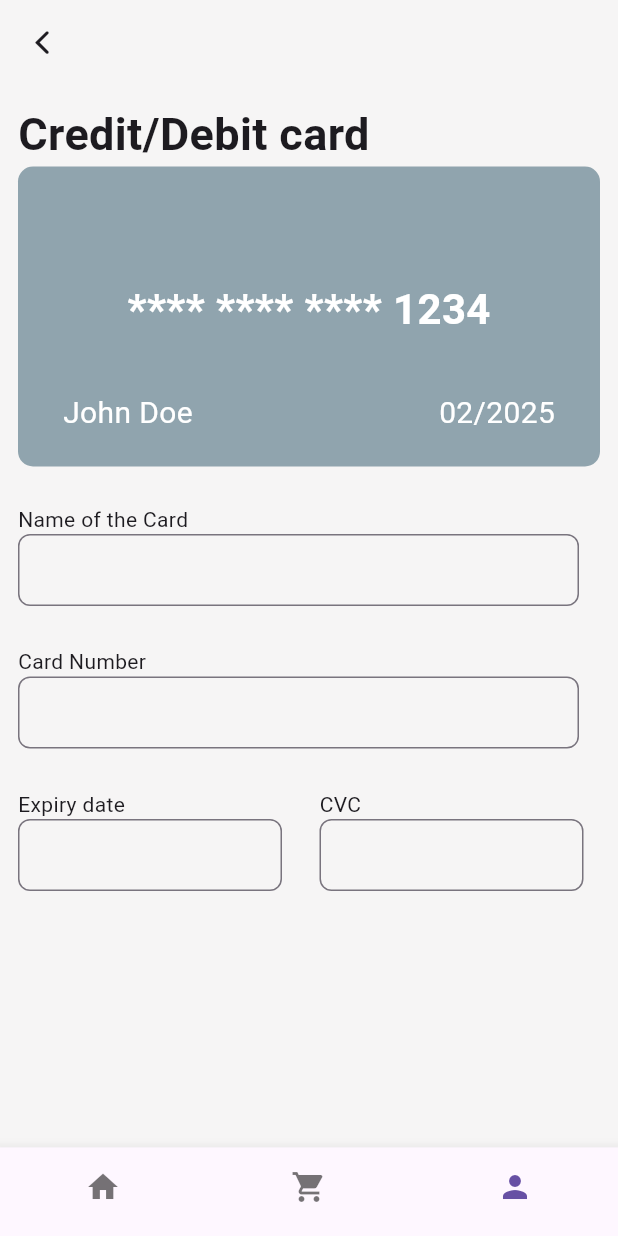
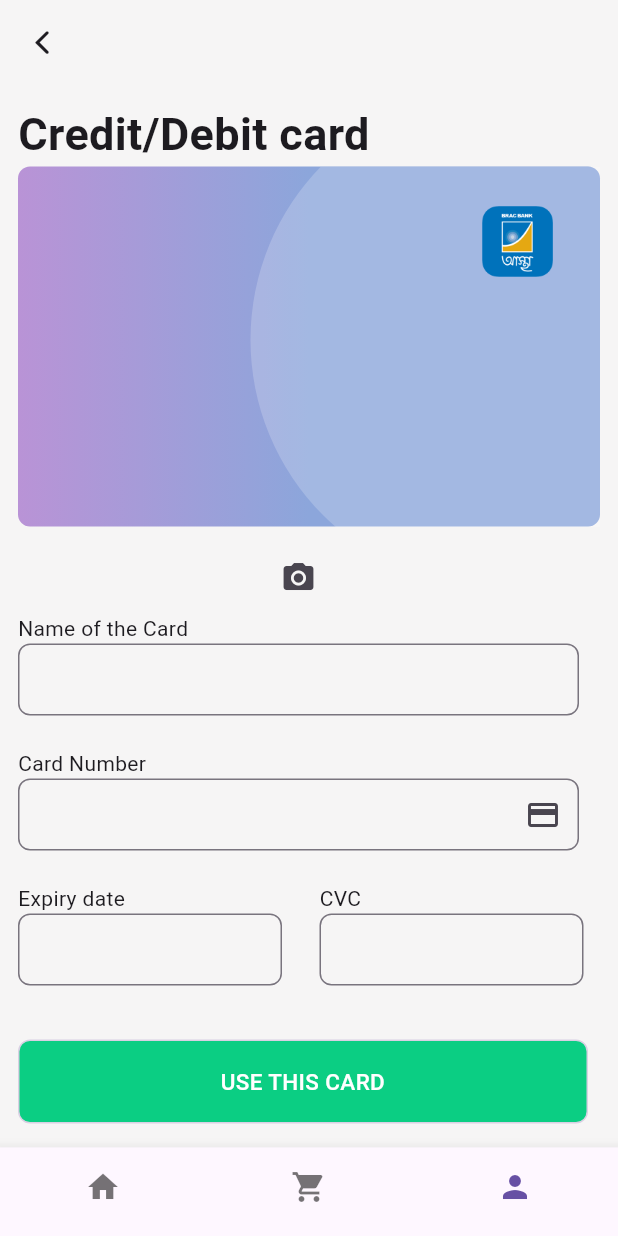
Before and after one commit to tanjilalom/Food-Delivery, a Flutter app: the screen it shows after launch, item 3 of the bottom bar chosen, on a phone screen of 412 x 824 dp. Run offline on Flutter 3.47's test engine with Material 3 defaults, Android fonts, the phone set to English and light mode, and no system bars; our stand-ins replace get.

Commit message:
design updated

```diff
--- a/lib/model/delivery_model.dart
+++ b/lib/model/delivery_model.dart
@@ -8,10 +8,10 @@ class delivarymodel {
     required this.icon,
     required this.text,
   });
+}
 
-  List<delivarymodel> delivery = [
-    delivarymodel(icon: Icon(Icons.directions_walk), text: "I'll pick it up myself",),
-    delivarymodel(icon: Icon(Icons.directions_bike), text: 'By Courier',),
-    delivarymodel(icon: Icon(Icons.airplanemode_active), text: 'By Plane',),
-  ];
-}
+List<delivarymodel> delivery = [
+  delivarymodel(icon: Icon(Icons.directions_walk), text: "I'll pick it up myself",),
+  delivarymodel(icon: Icon(Icons.directions_bike), text: 'By Courier',),
+  delivarymodel(icon: Icon(Icons.airplanemode_active), text: 'By Plane',),
+];
--- a/lib/screen/checkout.dart
+++ b/lib/screen/checkout.dart
@@ -115,15 +115,15 @@ class _CheckoutState extends State<Checkout> {
                 ),
               ],
             ),
-            Expanded(
+            SizedBox(
+              height: 180,
               child: ListView.builder(
-                  itemCount: 3,
+                  itemCount: delivery.length,
                   itemBuilder: (BuildContext context, int index) {
-                    //var itemname2 = delivery[index];
+                    var itemname = delivery[index];
                     return ListTile(
-                      leading: Icon(Icons.man),
-                      title: Text("I'll Pick it up myself",),
-
+                      leading: itemname.icon,
+                      title: Text(itemname.text),
                     );
                   }),
             ),
--- a/lib/screen/payment.dart
+++ b/lib/screen/payment.dart
@@ -3,8 +3,32 @@ import 'package:deliveryapp_ui/widget/textfield_widget.dart';
 import 'package:flutter/cupertino.dart';
 import 'package:flutter/material.dart';
 
-class Payment_page extends StatelessWidget {
+class Payment_page extends StatefulWidget {
   const Payment_page({super.key});
+
+  @override
+  State<Payment_page> createState() => _Payment_pageState();
+}
+
+class _Payment_pageState extends State<Payment_page> {
+
+  TextEditingController cardnum = TextEditingController();
+  TextEditingController cardname = TextEditingController();
+  TextEditingController carddate = TextEditingController();
+
+  @override
+  void initState() {
+    // TODO: implement initState
+    super.initState();
+
+    cardnum.addListener(updatecard);
+    cardname.addListener(updatecard);
+    carddate.addListener(updatecard);
+  }
+
+  void updatecard() {
+    setState(() {});
+  }
 
   @override
   Widget build(BuildContext context) {
@@ -12,7 +36,7 @@ class Payment_page extends StatelessWidget {
       backgroundColor: Color(0xfff6f5f5),
       appBar: AppBar(
         leading: IconButton(
-          onPressed: (){},
+          onPressed: () {},
           icon: Icon(CupertinoIcons.back),
         ),
         backgroundColor: Color(0xfff6f5f5),
@@ -23,25 +47,86 @@ class Payment_page extends StatelessWidget {
           child: Column(
             crossAxisAlignment: CrossAxisAlignment.start,
             children: [
-              Text('Credit/Debit card', style: TextStyle(fontSize: 30, fontWeight: FontWeight.w600),),
-              CreditCard(),
-              SizedBox(height: 25,),
-              textfieldwidget(text: 'Name of the Card', width: 374, height: 70,),
-              SizedBox(height: 25,),
-              textfieldwidget(text: 'Card Number', width: 374, height: 70,),
-              SizedBox(height: 25,),
+              Text(
+                'Credit/Debit card',
+                style: TextStyle(fontSize: 30, fontWeight: FontWeight.w600),
+              ),
+              CreditCard(
+                cardnum: cardnum.text,
+                cardname: cardname.text,
+                carddate: carddate.text,
+              ),
+              SizedBox(
+                height: 10,
+              ),
+              Container(
+                width: 374,
+                child: IconButton(
+                  onPressed: () {},
+                  icon: Icon(Icons.camera_alt),
+                ),
+              ),
+              textfieldwidget(
+                title: 'Name of the Card',
+                width: 374,
+                height: 70,
+                controller: cardname,
+              ),
+              SizedBox(
+                height: 20,
+              ),
+              textfieldwidget(
+                title: 'Card Number',
+                width: 374,
+                height: 70,
+                isSuffixIcon: true,
+                icon: Icons.credit_card,
+                controller: cardnum,
+              ),
+              SizedBox(
+                height: 20,
+              ),
               Row(
                 children: [
-                  textfieldwidget(text: 'Expiry date', width: 176, height: 69,),
-                  SizedBox(width: 25,),
-                  textfieldwidget(text: 'CVC', width: 176, height: 69,),
+                  textfieldwidget(
+                    title: 'Expiry date',
+                    width: 176,
+                    height: 69,
+                    controller: carddate,
+                  ),
+                  SizedBox(
+                    width: 25,
+                  ),
+                  textfieldwidget(
+                    title: 'CVC',
+                    width: 176,
+                    height: 69,
+                    controller: cardnum,
+                  ),
                 ],
-              )
-
-
-
-
-
+              ),
+              SizedBox(
+                height: 35,
+              ),
+              Container(
+                height: 56,
+                width: 380,
+                child: Center(
+                  child: Text(
+                    'USE THIS CARD',
+                    textAlign: TextAlign.center,
+                    style: TextStyle(
+                        fontSize: 15,
+                        fontWeight: FontWeight.w500,
+                        color: Colors.white),
+                  ),
+                ),
+                decoration: BoxDecoration(
+                  color: Color(0xff0BCE83),
+                  border: Border.all(color: Color(0xffD9D0E3)),
+                  borderRadius: BorderRadius.all(Radius.circular(8)),
+                ),
+              ),
             ],
           ),
         ),
--- a/lib/screen/vegetables.dart
+++ b/lib/screen/vegetables.dart
@@ -56,13 +56,13 @@ class _VegetablesState extends State<Vegetables> {
                   var itemname = vegetable[index];
                   return Padding(
                     padding: EdgeInsets.symmetric(vertical: 5),
+                    child: InkWell(
+                      onTap: () => Get.to(Veginfo()),
                       child: Container(
                         height: 160,
                         child: Row(
                           children: [
-                          InkWell(
-                            onTap: () => Get.to(Veginfo()),
-                            child: ClipRRect(
+                            ClipRRect(
                               borderRadius: BorderRadius.circular(8),
                               child: SizedBox.fromSize(
                                 child: Image.asset(
@@ -70,7 +70,6 @@ class _VegetablesState extends State<Vegetables> {
                                   fit: BoxFit.cover,
                                   height: 128,
                                   width: 177,
-                                ),
                                 ),
                               ),
                             ),
@@ -123,7 +122,9 @@ class _VegetablesState extends State<Vegetables> {
                                       mainAxisAlignment:
                                           MainAxisAlignment.spaceBetween,
                                       children: [
-                                      Container(
+                                        InkWell(
+                                          onTap: (){},
+                                          child: Container(
                                             height: 40,
                                             width: 78,
                                             child: Icon(
@@ -137,10 +138,13 @@ class _VegetablesState extends State<Vegetables> {
                                                 borderRadius: BorderRadius.all(
                                                     Radius.circular(10))),
                                           ),
+                                        ),
                                         SizedBox(
                                           width: 20,
                                         ),
-                                      Container(
+                                        InkWell(
+                                          onTap: (){},
+                                          child: Container(
                                             height: 40,
                                             width: 78,
                                             child: Icon(CupertinoIcons.cart, color: Colors.white,),
@@ -152,6 +156,7 @@ class _VegetablesState extends State<Vegetables> {
                                                 borderRadius: BorderRadius.all(
                                                     Radius.circular(10))),
                                           ),
+                                        ),
                                       ],
                                     ),
                                   )
@@ -159,6 +164,7 @@ class _VegetablesState extends State<Vegetables> {
                               ),
                             ),
                           ],
+                        ),
                       ),
                     ),
                   );
--- a/lib/screen/veginfo.dart
+++ b/lib/screen/veginfo.dart
@@ -1,5 +1,6 @@
 import 'package:flutter/cupertino.dart';
 import 'package:flutter/material.dart';
+import 'package:get/get.dart';
 
 class Veginfo extends StatelessWidget {
   const Veginfo({super.key});
@@ -8,18 +9,25 @@ class Veginfo extends StatelessWidget {
   Widget build(BuildContext context) {
     return Scaffold(
       body: Stack(
-        clipBehavior: Clip.none,
-        //mainAxisAlignment: MainAxisAlignment.start,
-        //crossAxisAlignment: CrossAxisAlignment.start,
         children: [
-          Image.asset(
+          Positioned(
+            top: 0,
+            left: 0,
+            child: Image.asset(
               'assets/product/Vegetables/romaine-lettuce.jpg',
+              height: 300,
+              fit: BoxFit.cover,
+            ),
           ),
           Positioned(
-            bottom: -600,
+            top: 281,
+            left: 0,
+            right: 0,
+            //bottom: -300,
             child: Container(
-              width: MediaQuery.sizeOf(context).width,
-              height: 615,
+              padding: EdgeInsets.only(left: 20, top: 30),
+              //width: MediaQuery.sizeOf(context).width,
+              height: MediaQuery.sizeOf(context).height,
               decoration: BoxDecoration(
                 borderRadius: BorderRadius.only(
                   topLeft: Radius.circular(25),
@@ -27,15 +35,12 @@ class Veginfo extends StatelessWidget {
                 ),
                 color: Color(0xfff6f5f5),
               ),
-              child: Padding(
-                padding: const EdgeInsets.only(left: 20.0, top: 32),
               child: Column(
                 crossAxisAlignment: CrossAxisAlignment.start,
                 children: [
                   Text(
                     'Romaine Lettuce',
-                      style:
-                          TextStyle(fontWeight: FontWeight.w700, fontSize: 30),
+                    style: TextStyle(fontWeight: FontWeight.w700, fontSize: 30),
                   ),
                   SizedBox(
                     height: 20,
@@ -76,8 +81,7 @@ class Veginfo extends StatelessWidget {
                   ),
                   Text(
                     'Spain',
-                      style:
-                          TextStyle(fontWeight: FontWeight.w700, fontSize: 22),
+                    style: TextStyle(fontWeight: FontWeight.w700, fontSize: 22),
                   ),
                   SizedBox(
                     height: 16,
@@ -89,8 +93,8 @@ class Veginfo extends StatelessWidget {
                       'Lettuce is an annual plant of the daisy family, Asteraceae. It is most often grown as a leaf vegetable, but sometimes for its stem and seeds. Lettuce is most often used for salads,'
                       'although it is also seen in other kinds of food, such as soups, sandwiches and wraps; it can '
                       'also be grilled.',
-                        style: TextStyle(
-                            fontWeight: FontWeight.w400, fontSize: 17),
+                      style:
+                          TextStyle(fontWeight: FontWeight.w400, fontSize: 17),
                     ),
                   ),
                   SizedBox(
@@ -98,7 +102,9 @@ class Veginfo extends StatelessWidget {
                   ),
                   Row(
                     children: [
-                        Container(
+                      InkWell(
+                        onTap: () => Get.snackbar('', 'Added to Fav'),
+                        child: Container(
                           height: 56,
                           width: 78,
                           child: Icon(CupertinoIcons.heart,
@@ -108,6 +114,7 @@ class Veginfo extends StatelessWidget {
                               color: Color(0xffD9D0E3),
                             ),
                             borderRadius: BorderRadius.all(Radius.circular(10)),
+                          ),
                         ),
                       ),
                       SizedBox(
@@ -146,7 +153,6 @@ class Veginfo extends StatelessWidget {
               ),
             ),
           ),
-          ),
         ],
       ),
     );
--- a/lib/widget/creditcard.dart
+++ b/lib/widget/creditcard.dart
@@ -1,50 +1,104 @@
+import 'package:deliveryapp_ui/widget/textfield_widget.dart';
 import 'package:flutter/material.dart';
+import 'package:get/get.dart';
 
-class CreditCard extends StatelessWidget {
+class CreditCard extends StatefulWidget {
+  CreditCard({
+    required this.cardnum,
+    required this.cardname,
+    required this.carddate,
+  });
+
+  String cardnum;
+  String cardname;
+  String carddate;
+
+  @override
+  State<CreditCard> createState() => _CreditCardState();
+}
+
+class _CreditCardState extends State<CreditCard> {
   @override
   Widget build(BuildContext context) {
     return Container(
       width: MediaQuery.sizeOf(context).width,
-      height: 200,
+      height: 240,
       decoration: BoxDecoration(
-        color: Colors.blueGrey[300],
-        borderRadius: BorderRadius.circular(10),
+        borderRadius: BorderRadius.circular(8),
+        gradient: LinearGradient(
+          begin: Alignment.centerLeft,
+          end: Alignment.center,
+          colors: [
+            Color(0xffb993d6),
+            Color(0xff8ca6db),
+          ],
         ),
-      child: Column(
+      ),
+      child: Stack(
+        //clipBehavior: Clip.none,
         children: [
-          SizedBox(height: 55,),
-          Padding(
-            padding: const EdgeInsets.only(top: 20, left: 20, right: 20),
+          Positioned(
+            top: -50,
+            right: -100,
+            child: Container(
+              height: 331,
+              width: 335,
+              decoration: BoxDecoration(
+                color: Colors.white.withOpacity(0.2),
+                shape: BoxShape.circle,
+              ),
+            ),
+          ),
+
+          Positioned(
+            top: 20,
+            right: 25,
+            child: Image.asset(
+              'assets/bank_logo.png',
+              height: 60,
+              alignment: Alignment.topRight,
+            ),
+          ),
+
+          Positioned(
+            top: 100,
+            left: 50,
             child: Text(
-              '**** **** **** 1234',
+              //'XXXX XXXX XXXX XXXX',
+              widget.cardnum,
               style: TextStyle(
-                fontSize: 28,
-                fontWeight: FontWeight.bold,
+                fontSize: 26,
+                fontWeight: FontWeight.w400,
                 color: Colors.white,
               ),
             ),
           ),
-          SizedBox(height: 35,),
-          Padding(
-            padding: EdgeInsets.only(left: 30, right: 30),
-            child: Row(
-              mainAxisAlignment: MainAxisAlignment.spaceBetween,
-              children: [
-                Text(
-                  'John Doe',
+
+          Positioned(
+            left: 25,
+            bottom: 35,
+            child: Text(
+              //'Name Of The card',
+              widget.cardname,
               style: TextStyle(
                 fontSize: 20,
+                fontWeight: FontWeight.w500,
                 color: Colors.white,
               ),
             ),
-                Text(
-                  '02/2025',
+          ),
+
+          Positioned(
+            right: 25,
+            bottom: 35,
+            child: Text(
+              //'12/23',
+              widget.carddate,
               style: TextStyle(
                 fontSize: 20,
+                fontWeight: FontWeight.w500,
                 color: Colors.white,
               ),
-                ),
-              ],
             ),
           ),
         ],
--- a/lib/widget/textfield_widget.dart
+++ b/lib/widget/textfield_widget.dart
@@ -1,17 +1,23 @@
-import 'dart:ffi';
-
 import 'package:flutter/material.dart';
 
 class textfieldwidget extends StatelessWidget {
-  textfieldwidget({super.key,
-    required this.text,
+  textfieldwidget({
+    super.key,
+    required this.title,
     required this.width,
     required this.height,
+    this.icon,
+    this.isSuffixIcon,
+    required this.controller,
   });
 
-  final String text;
+  final String title;
   final double width;
   final double height;
+  final bool? isSuffixIcon;
+  final IconData? icon;
+
+  TextEditingController controller;
 
 
   @override
@@ -22,10 +28,13 @@ class textfieldwidget extends StatelessWidget {
       child: Column(
         crossAxisAlignment: CrossAxisAlignment.start,
         children: [
-          Text(text),
+          Text(title),
           TextFormField(
+            controller: controller,
             onTapOutside: (event) => FocusScope.of(context).unfocus(),
             decoration: InputDecoration(
+              suffixIcon:
+                  isSuffixIcon == true ? Icon(icon) : null,
               contentPadding: EdgeInsets.fromLTRB(10, 10, 10, 0),
               border: OutlineInputBorder(
                 borderRadius: BorderRadius.circular(8),
--- a/pubspec.yaml
+++ b/pubspec.yaml
@@ -64,6 +64,7 @@ flutter:
   assets:
     - assets/category/
     - assets/product/Vegetables/
+    - assets/
       #   - images/a_dot_ham.jpeg
 
   # An image asset can refer to one or more resolution-specific "variants", see
```
Lines whose indentation alone changed are shown as unchanged.
